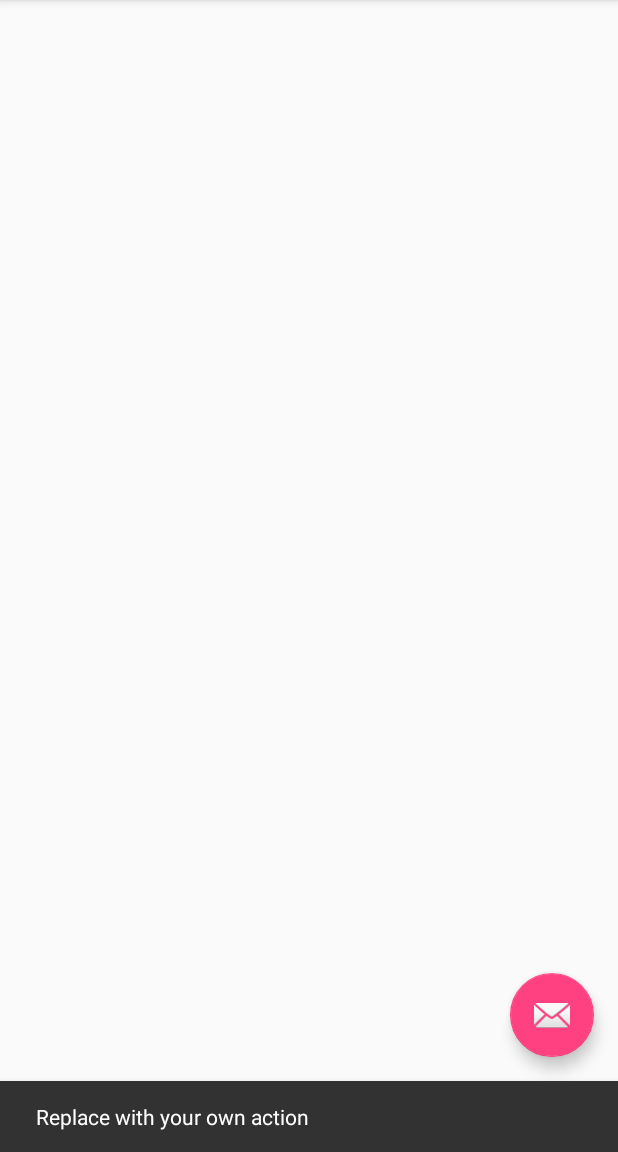
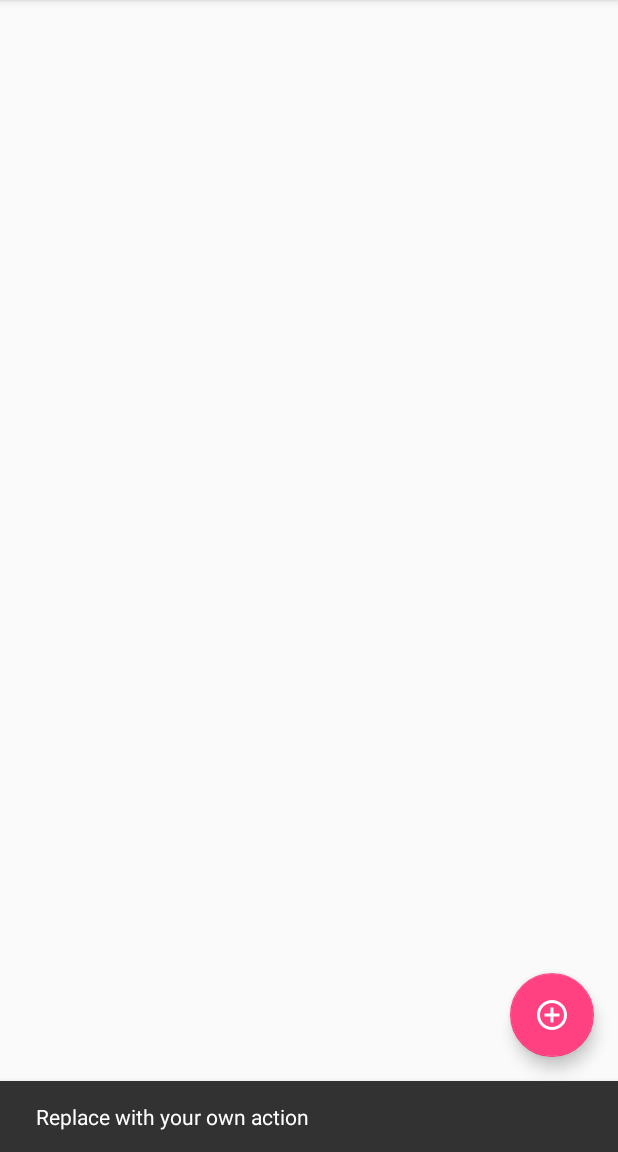
Before and after one commit to makgumus/SmartPlug, an Android app: the screen it shows after launch (MainActivity), after a tap on an icon or button, on a phone screen of 412 x 824 dp, the part 84-1236 px from its top. Run offline under Robolectric (Android 15) with nearby library versions, the phone set to English and light mode, and no system bars.

```diff
--- a/app/build.gradle
+++ b/app/build.gradle
@@ -9,6 +9,7 @@ android {
         versionCode 1
         versionName "1.0"
         testInstrumentationRunner "android.support.test.runner.AndroidJUnitRunner"
+        vectorDrawables.useSupportLibrary = true
     }
     buildTypes {
         release {
--- /dev/null
+++ b/app/src/main/res/drawable/ic_add_circle_outline_black_24dp.xml
@@ -0,0 +1,9 @@
+<vector xmlns:android="http://schemas.android.com/apk/res/android"
+        android:width="24dp"
+        android:height="24dp"
+        android:viewportWidth="24.0"
+        android:viewportHeight="24.0">
+    <path
+        android:fillColor="#ffffff"
+        android:pathData="M13,7h-2v4L7,11v2h4v4h2v-4h4v-2h-4L13,7zM12,2C6.48,2 2,6.48 2,12s4.48,10 10,10 10,-4.48 10,-10S17.52,2 12,2zM12,20c-4.41,0 -8,-3.59 -8,-8s3.59,-8 8,-8 8,3.59 8,8 -3.59,8 -8,8z"/>
+</vector>
--- a/app/src/main/res/layout/activity_main.xml
+++ b/app/src/main/res/layout/activity_main.xml
@@ -28,6 +28,6 @@
         android:layout_height="wrap_content"
         android:layout_gravity="bottom|end"
         android:layout_margin="@dimen/fab_margin"
-        app:srcCompat="@android:drawable/ic_dialog_email" />
+        app:srcCompat="@drawable/ic_add_circle_outline_black_24dp"/>
 
 </android.support.design.widget.CoordinatorLayout>
```
